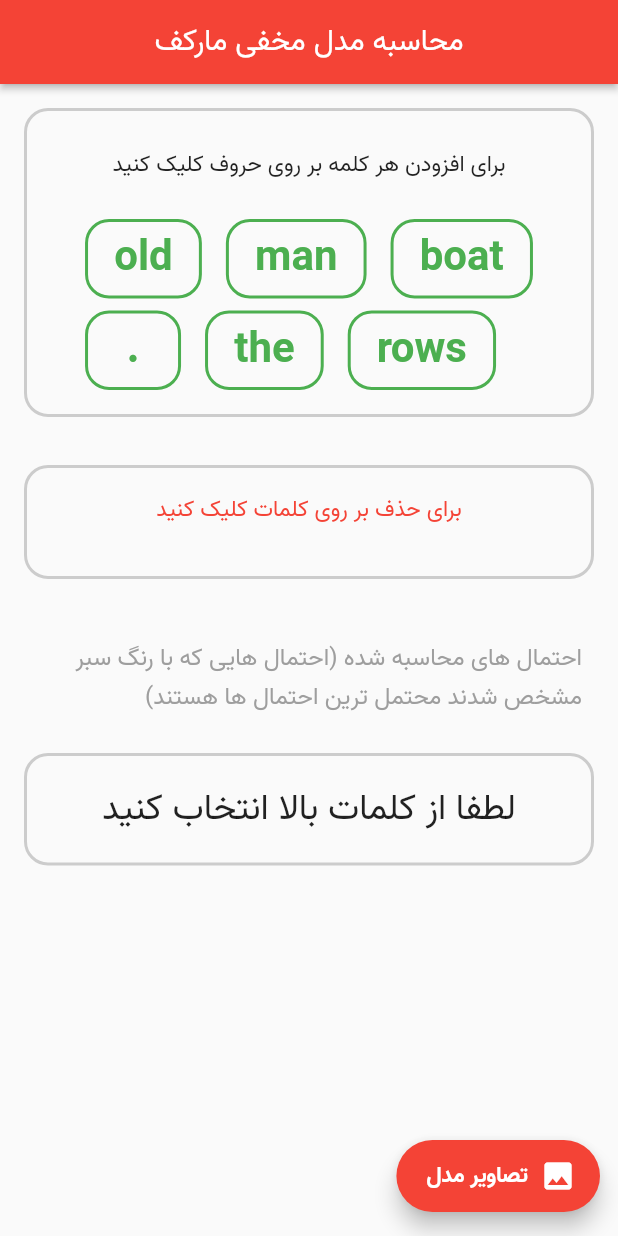
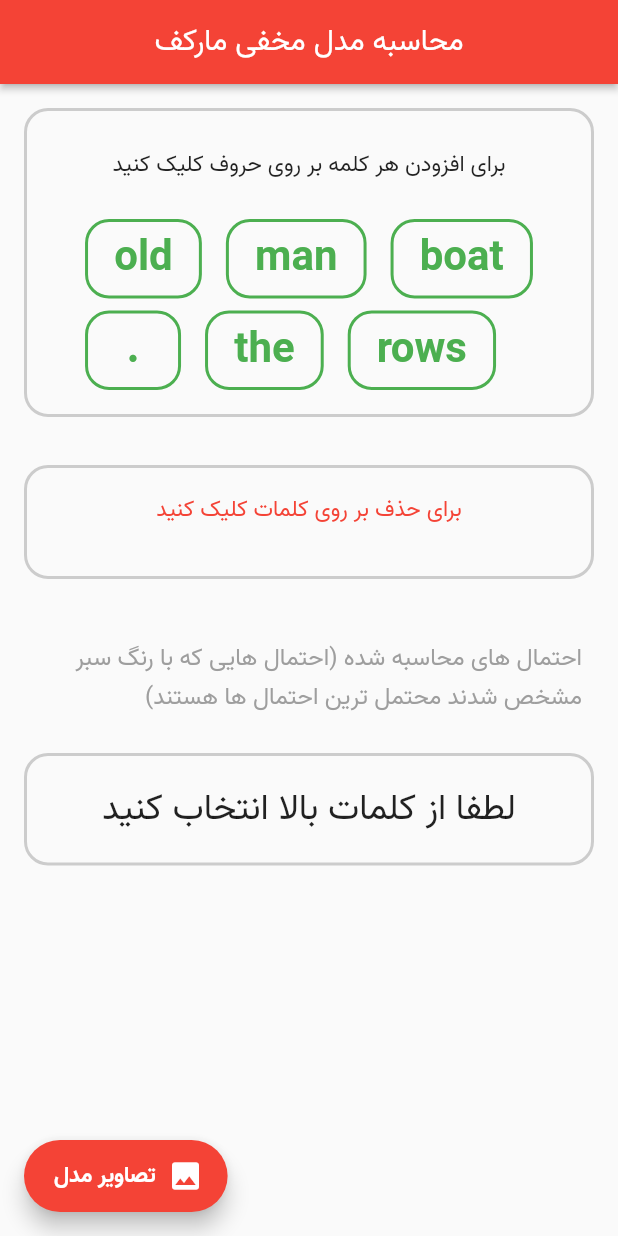
Before and after one commit to setbap/hmm, a Flutter app: the screen it shows after launch, on a phone screen of 412 x 824 dp. Run offline on Flutter 3.47's test engine with Material 2 defaults, Android fonts, the light colour scheme and no system bars.

Commit message:
fix floating action button

```diff
--- a/lib/main.dart
+++ b/lib/main.dart
@@ -324,14 +324,7 @@ class _MyHomePageState extends State<MyHomePage> {
           ),
         ),
       ),
-      floatingActionButton: Padding(
-        padding: const EdgeInsets.only(
-          right: 28.0,
-        ),
-        child: Row(
-          mainAxisAlignment: MainAxisAlignment.spaceBetween,
-          children: [
-            FloatingActionButton.extended(
+      floatingActionButton: FloatingActionButton.extended(
         onPressed: () {
           showDialog(
             context: context,
@@ -361,9 +354,6 @@ class _MyHomePageState extends State<MyHomePage> {
         label: const Text("تصاویر مدل"),
         icon: const Icon(Icons.image),
       ),
-          ],
-        ),
-      ),
     );
   }
 }
```
Lines whose indentation alone changed are shown as unchanged.
